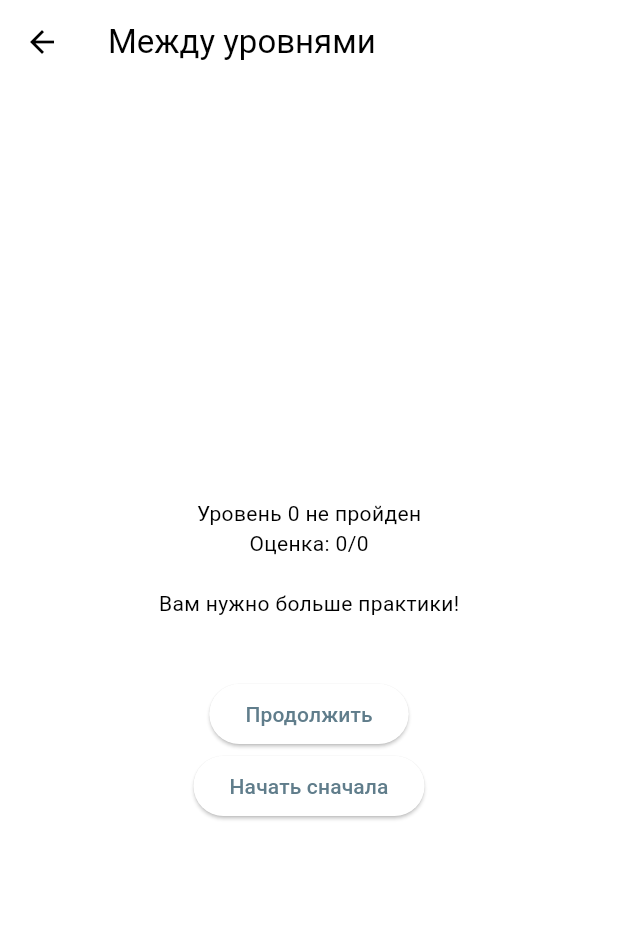
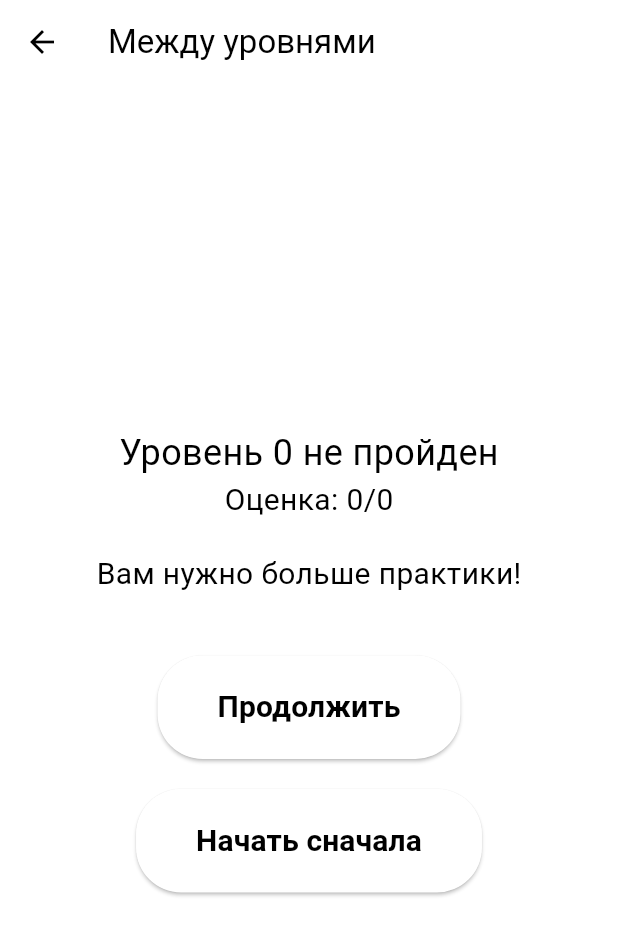
Before and after one commit to ShurikFW/language_learning_app-master, a Flutter app: the ScreenBetweenLevels screen opened directly with empty values, on a phone screen of 412 x 824 dp. Shown: the top 935 px of the screen. Run offline on Flutter 3.47's test engine with Material 3 defaults, Android fonts, the phone set to English and light mode, and no system bars; our stand-ins replace flip_card, shared_preferences; missing offline and left inert: flutter_animated_button; accounts and stored records are empty.

```diff
--- a/lib/level_screen.dart
+++ b/lib/level_screen.dart
@@ -37,7 +37,7 @@ class _WordQuizScreenState extends State<WordQuizScreen> {
         children: [
           Text(
             currentRussianWord,
-            style: TextStyle(fontSize: 24),
+            style: TextStyle(fontSize: 30),
           ),
           SizedBox(height: 20),
           Column(
@@ -56,7 +56,7 @@ class _WordQuizScreenState extends State<WordQuizScreen> {
                         : null,
                   ),
                 ),
-                SizedBox(height: 10)
+                SizedBox(height: 25)
               ]);
             }).toList(),
           ),
--- a/lib/screen_between_levels.dart
+++ b/lib/screen_between_levels.dart
@@ -1,4 +1,5 @@
 import 'package:flutter/material.dart';
+
 
 class ScreenBetweenLevels extends StatelessWidget {
   final int currentLevel;
@@ -23,30 +24,78 @@ class ScreenBetweenLevels extends StatelessWidget {
         child: Column(
           mainAxisAlignment: MainAxisAlignment.center,
           children: [
-            if(correctAnswers >= 3)
-              Text("Уровень $currentLevel завершен" ),
-            if(correctAnswers < 3)
-              Text("Уровень $currentLevel не пройден" ),
-            Text('Оценка: $correctAnswers/$totalQuestions'),
+            if (correctAnswers >= 3)
+              Text(
+                "Уровень $currentLevel завершен",
+                style: TextStyle(fontSize: 24),
+              ),
+            if (correctAnswers < 3)
+              Text(
+                "Уровень $currentLevel не пройден",
+                style: TextStyle(fontSize: 24),
+              ),
+            Text(
+              'Оценка: $correctAnswers/$totalQuestions',
+              style: TextStyle(fontSize: 20),
+            ),
             SizedBox(height: 20),
             if (correctAnswers < 3)
-              Text('Вам нужно больше практики!'),
+              Text(
+                'Вам нужно больше практики!',
+                style: TextStyle(fontSize: 20),
+              ),
             SizedBox(height: 20),
             if (correctAnswers >= 3)
-              Text('Вы переходите на следующий уровень'),
+              Text(
+                'Вы переходите на следующий уровень',
+                style: TextStyle(fontSize: 20),
+              ),
             SizedBox(height: 20),
             ElevatedButton(
               onPressed: () {
                 Navigator.pop(context);
               },
-              child: Text('Продолжить'),
+              child: Text(
+                'Продолжить',
+                style: TextStyle(
+                  fontSize: 20,
+                  color: Colors.black,
+                  fontWeight: FontWeight.bold,
+                ),
+              ),
+              style: ButtonStyle(
+                backgroundColor:
+                    MaterialStateProperty.all<Color>(Colors.white),
+                padding: MaterialStateProperty.all<EdgeInsetsGeometry>(
+                    EdgeInsets.symmetric(horizontal: 40, vertical: 20)),
+                shape: MaterialStateProperty.all<OutlinedBorder>(
+                    RoundedRectangleBorder(
+                        borderRadius: BorderRadius.circular(30))),
+              ),
             ),
-            if (correctAnswers < 3) //
+            SizedBox(height: 20),
+            if (correctAnswers < 3)
               ElevatedButton(
                 onPressed: () {
-                  Navigator.popUntil(context, ModalRoute.withName('/')); // Вернуться на главный экран
+                  Navigator.popUntil(context, ModalRoute.withName('/'));
                 },
-                child: Text('Начать сначала'),
+                child: Text(
+                  'Начать сначала',
+                  style: TextStyle(
+                    fontSize: 20,
+                    color: Colors.black,
+                    fontWeight: FontWeight.bold,
+                  ),
+                ),
+                style: ButtonStyle(
+                  backgroundColor:
+                      MaterialStateProperty.all<Color>(Colors.white),
+                  padding: MaterialStateProperty.all<EdgeInsetsGeometry>(
+                      EdgeInsets.symmetric(horizontal: 40, vertical: 20)),
+                  shape: MaterialStateProperty.all<OutlinedBorder>(
+                      RoundedRectangleBorder(
+                          borderRadius: BorderRadius.circular(30))),
+                ),
               ),
           ],
         ),
--- a/pubspec.yaml
+++ b/pubspec.yaml
@@ -30,9 +30,8 @@ environment:
 dependencies:
   flutter:
     sdk: flutter
-
   flip_card: ^0.7.0
-
+  flutter_animated_button: ^2.0.3
   shared_preferences: ^2.2.3
 
   # The following adds the Cupertino Icons font to your application.
```
Also changed, not shown: lib/homepage.dart (+49 -47 lines), pubspec.lock.
